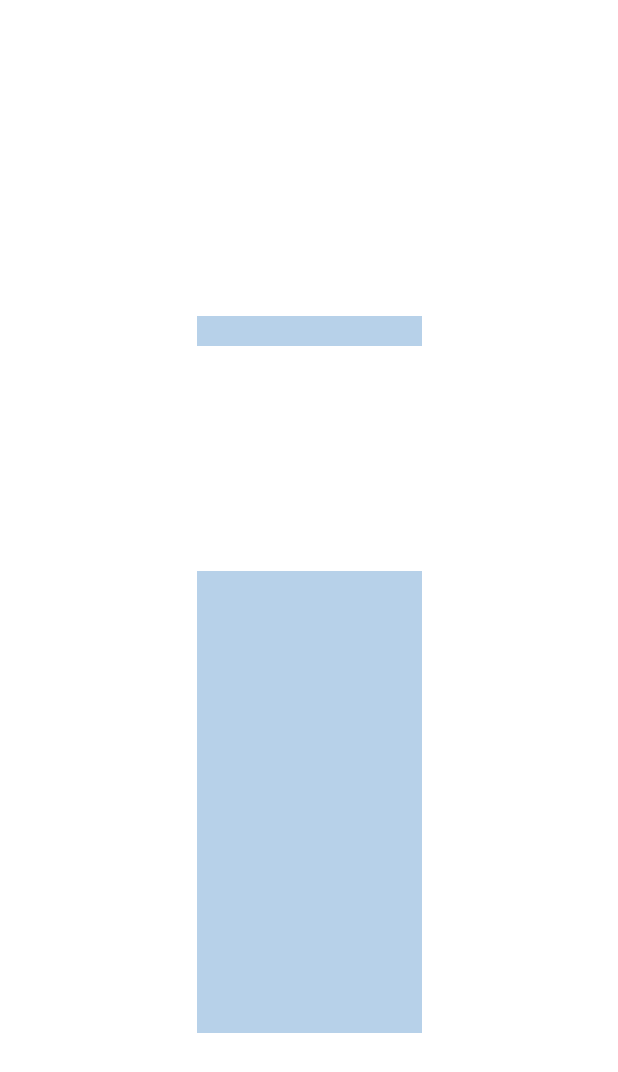
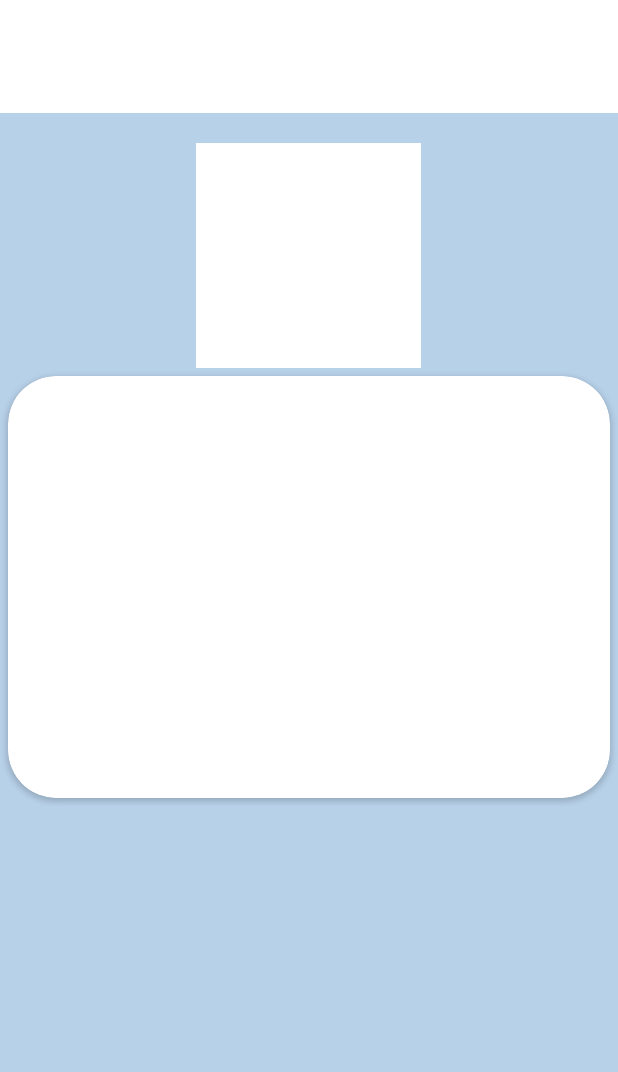
Before and after one commit to leonardrizta/radiant-bangkit-capstone, an Android app: the ResultActivity screen opened directly, with no data from a screen before it, on a phone screen of 412 x 824 dp. Shown: the top 1072 px of the screen. Run offline under Robolectric (Android 15) with nearby library versions, the phone set to English and light mode, and no system bars; Roboto replaces fonts that are not available here.

Commit message:
Create Cardview for Result Content

```diff
--- a/frontend/app/src/main/java/com/c314/radiantprojects/ui/activity/result/ResultActivity.kt
+++ b/frontend/app/src/main/java/com/c314/radiantprojects/ui/activity/result/ResultActivity.kt
@@ -14,8 +14,10 @@ class ResultActivity : AppCompatActivity() {
         val extras = intent.extras
 
         val diseaseTitle = extras?.getString("disease")
+        val confidence = extras?.getString("confidence")
 
         binding.titleDisease.text = diseaseTitle
+        binding.desc.text = confidence
 
     }
 
--- a/frontend/app/src/main/res/layout/activity_result.xml
+++ b/frontend/app/src/main/res/layout/activity_result.xml
@@ -1,5 +1,5 @@
 <?xml version="1.0" encoding="utf-8"?>
-<androidx.constraintlayout.widget.ConstraintLayout xmlns:android="http://schemas.android.com/apk/res/android"
+<LinearLayout xmlns:android="http://schemas.android.com/apk/res/android"
     xmlns:app="http://schemas.android.com/apk/res-auto"
     xmlns:tools="http://schemas.android.com/tools"
     android:layout_width="match_parent"
@@ -7,8 +7,8 @@
     tools:context=".ui.activity.result.ResultActivity">
 
     <ScrollView
-        android:layout_width="wrap_content"
-        android:layout_height="wrap_content"
+        android:layout_width="match_parent"
+        android:layout_height="match_parent"
         android:layout_marginTop="75dp"
         android:background="@color/splash_screen"
         app:layout_constraintBottom_toBottomOf="parent"
@@ -28,6 +28,17 @@
                 android:layout_marginTop="20dp"
                 android:background="@color/white" />
 
+            <androidx.cardview.widget.CardView
+                android:layout_width="match_parent"
+                android:layout_height="wrap_content"
+                android:layout_margin="5dp"
+                app:cardCornerRadius="@dimen/margin_small">
+
+                <LinearLayout
+                    android:layout_width="match_parent"
+                    android:layout_height="wrap_content"
+                    android:orientation="vertical">
+
                     <com.google.android.material.textview.MaterialTextView
                         android:id="@+id/title_disease"
                         android:layout_width="wrap_content"
@@ -35,31 +46,33 @@
                         android:layout_gravity="center_horizontal"
                         android:layout_marginTop="20dp"
                         android:textSize="24sp"
+                        android:textStyle="bold"
                         tools:text="Psoriasis" />
 
                     <com.google.android.material.textview.MaterialTextView
                         android:id="@+id/desc"
-                android:layout_width="wrap_content"
+                        android:layout_width="310dp"
                         android:layout_height="wrap_content"
                         android:layout_gravity="center_horizontal"
                         android:layout_marginHorizontal="25dp"
                         android:layout_marginTop="20dp"
                         android:textAlignment="center"
-                android:textSize="18sp"
+                        android:textSize="14sp"
+                        android:gravity="center_vertical|end"
                         tools:text="@tools:sample/lorem/random" />
 
-            <com.google.android.material.textview.MaterialTextView
+                    <TextView
                         android:id="@+id/symptons_title"
                         android:layout_width="wrap_content"
                         android:layout_height="wrap_content"
                         android:layout_gravity="center_horizontal"
                         android:layout_marginTop="20dp"
-                android:textAlignment="center"
                         android:textSize="24sp"
+                        android:textStyle="bold"
                         tools:text="Symptons" />
 
 
-            <com.google.android.material.textview.MaterialTextView
+                    <TextView
                         android:id="@+id/symptons_desc"
                         android:layout_width="wrap_content"
                         android:layout_height="wrap_content"
@@ -67,12 +80,12 @@
                         android:layout_marginHorizontal="25dp"
                         android:layout_marginTop="20dp"
                         android:textAlignment="center"
-                android:textSize="24sp"
+                        android:textSize="16sp"
                         tools:text="@tools:sample/lorem/random" />
 
-            <com.google.android.material.textview.MaterialTextView
+                    <TextView
                         android:id="@+id/treatment_title"
-                android:layout_width="wrap_content"
+                        android:layout_width="250dp"
                         android:layout_height="wrap_content"
                         android:layout_gravity="center_horizontal"
                         android:layout_marginTop="20dp"
@@ -80,7 +93,7 @@
                         android:textSize="24sp"
                         tools:text="Recomendatiosn Treatment" />
 
-            <com.google.android.material.textview.MaterialTextView
+                    <TextView
                         android:id="@+id/treatment_desc"
                         android:layout_width="wrap_content"
                         android:layout_height="wrap_content"
@@ -88,9 +101,11 @@
                         android:layout_marginHorizontal="25dp"
                         android:layout_marginTop="20dp"
                         android:textAlignment="center"
-                android:textSize="24sp"
+                        android:textSize="16sp"
                         tools:text="@tools:sample/lorem/random" />
+                </LinearLayout>
+            </androidx.cardview.widget.CardView>
         </LinearLayout>
     </ScrollView>
 
-</androidx.constraintlayout.widget.ConstraintLayout>
+</LinearLayout>
```
Also changed, not shown: frontend/app/src/main/res/drawable/ic_skin_layers.xml (added, +111 -0 lines). Lines whose indentation alone changed are shown as unchanged.
